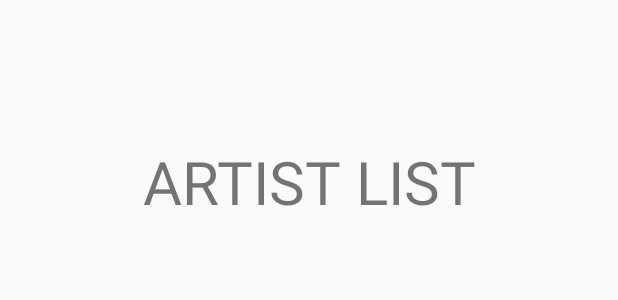
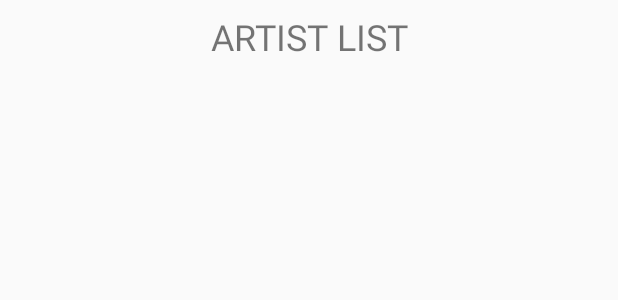
Before and after one commit to Junkie1024/StreetArtGallery, an Android app: the layout artist_list_items.xml on its own in the app's theme, with its tools: preview values and no code run, on a phone screen of 412 x 824 dp. Shown: the top 300 px of the screen. Run offline under Robolectric (Android 15) with nearby library versions, the phone set to English and light mode, and no system bars.

Commit message:
Login Page Successfully works, Artist list display Bug solved.

```diff
--- a/app/src/main/java/com/example/streetartgallery/Artist_List_Activity.java
+++ b/app/src/main/java/com/example/streetartgallery/Artist_List_Activity.java
@@ -37,9 +37,6 @@ public class Artist_List_Activity extends AppCompatActivity {
         artist_list_recyclerView = findViewById(R.id.Artist_List_recycler_view);
 
         artistDataArrayList = new ArrayList<artist_data>();
-        recycleAdapter = new RecycleAdapter(artistDataArrayList,getApplicationContext());
-        artist_list_recyclerView.setLayoutManager(new LinearLayoutManager(getApplicationContext()));
-        artist_list_recyclerView.setAdapter(recycleAdapter);
         loadData();
 
     }
@@ -64,7 +61,7 @@ public class Artist_List_Activity extends AppCompatActivity {
             URL url = null;
             try {
 
-                url = new URL("http://192.168.2.10:8080/StreetArtGallery/streetart/database/ArtistList");
+                url = new URL("http://192.168.3.109:8080/StreetArtGallery/streetart/database/ArtistList");
 
                 HttpURLConnection client = null;
 
@@ -125,9 +122,13 @@ public class Artist_List_Activity extends AppCompatActivity {
                             jsonObject.getString("FIRSTNAME"),
                             jsonObject.getString("LASTNAME"));
                               artistDataArrayList.add(item);
-                    recycleAdapter.notifyDataSetChanged();
+                    //recycleAdapter.notifyDataSetChanged();
 
                 }
+                recycleAdapter = new RecycleAdapter(artistDataArrayList,getApplicationContext());
+                artist_list_recyclerView.setLayoutManager(new LinearLayoutManager(getApplicationContext()));
+                artist_list_recyclerView.setAdapter(recycleAdapter);
+
             }
             catch (JSONException e)
             {
--- a/app/src/main/java/com/example/streetartgallery/MainActivity.java
+++ b/app/src/main/java/com/example/streetartgallery/MainActivity.java
@@ -65,7 +65,7 @@ public class MainActivity extends AppCompatActivity {
             URL url = null;
             try {
 
-                url = new URL("http://192.168.2.10:8080/StreetArtGallery/streetart/database/login&"+id+"&"+pass);
+                url = new URL("http://192.168.3.109:8080/StreetArtGallery/streetart/database/login&"+id+"&"+pass);
                 HttpURLConnection client = null;
                 client = (HttpURLConnection) url.openConnection();
                 client.setRequestMethod("GET");
--- a/app/src/main/res/layout/artist_list_items.xml
+++ b/app/src/main/res/layout/artist_list_items.xml
@@ -1,54 +1,41 @@
 <?xml version="1.0" encoding="utf-8"?>
-<androidx.constraintlayout.widget.ConstraintLayout xmlns:android="http://schemas.android.com/apk/res/android"
+<LinearLayout xmlns:android="http://schemas.android.com/apk/res/android"
     xmlns:tools="http://schemas.android.com/tools"
+    android:orientation="vertical"
     android:layout_width="match_parent"
-    android:layout_height="match_parent"
+    android:layout_height="wrap_content"
     xmlns:app="http://schemas.android.com/apk/res-auto">
 
     <TextView
         android:id="@+id/lst_title"
-        android:layout_width="wrap_content"
+        android:layout_width="match_parent"
         android:layout_height="wrap_content"
         android:text="ARTIST LIST"
         android:textAlignment="center"
-        android:textSize="40dp"
-        app:layout_constraintBottom_toTopOf="@+id/artist_id"
-        app:layout_constraintEnd_toEndOf="parent"
-        app:layout_constraintStart_toStartOf="parent"
-        app:layout_constraintTop_toTopOf="parent"
-        app:layout_constraintVertical_bias="0.375" />
+        android:textSize="24dp"
+        android:padding="8dp"/>
 
     <TextView
         android:id="@+id/artist_id"
-        android:layout_width="198dp"
-        android:layout_height="39dp"
-        android:layout_marginBottom="60dp"
+        android:layout_width="match_parent"
+        android:layout_height="wrap_content"
         android:textSize="25dp"
-        app:layout_constraintBottom_toTopOf="@+id/fname"
-        app:layout_constraintEnd_toEndOf="parent"
-        app:layout_constraintHorizontal_bias="0.474"
-        app:layout_constraintStart_toStartOf="parent" />
+        android:padding="8dp"/>
 
     <TextView
         android:id="@+id/fname"
-        android:layout_width="200dp"
-        android:layout_height="33dp"
-        android:layout_marginBottom="68dp"
+        android:layout_width="match_parent"
+        android:layout_height="wrap_content"
         android:textSize="25dp"
-        app:layout_constraintBottom_toTopOf="@+id/lname"
-        app:layout_constraintEnd_toEndOf="parent"
-        app:layout_constraintHorizontal_bias="0.497"
-        app:layout_constraintStart_toStartOf="parent" />
+        android:padding="8dp"
+        />
 
     <TextView
         android:id="@+id/lname"
-        android:layout_width="193dp"
-        android:layout_height="30dp"
-        android:layout_marginBottom="288dp"
+        android:layout_width="match_parent"
+        android:layout_height="wrap_content"
         android:textSize="25dp"
-        app:layout_constraintBottom_toBottomOf="parent"
-        app:layout_constraintEnd_toEndOf="parent"
-        app:layout_constraintStart_toStartOf="parent" />
+        android:padding="8dp"/>
 
 
-</androidx.constraintlayout.widget.ConstraintLayout>
+</LinearLayout>
```
